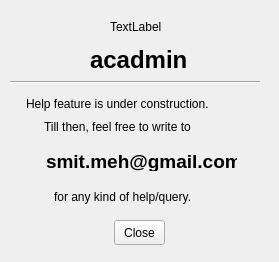
First picture: the form in help.ui, repository smit-mehta/acadmin, before the edit.
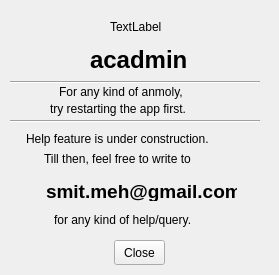
Second picture: the form after the edit.

```diff
--- a/help.ui
+++ b/help.ui
@@ -7,7 +7,7 @@
     <x>0</x>
     <y>0</y>
     <width>279</width>
-    <height>262</height>
+    <height>275</height>
    </rect>
   </property>
   <property name="windowTitle">
@@ -47,7 +47,7 @@
    <property name="geometry">
     <rect>
      <x>26</x>
-     <y>95</y>
+     <y>130</y>
      <width>231</width>
      <height>17</height>
     </rect>
@@ -60,7 +60,7 @@
    <property name="geometry">
     <rect>
      <x>44</x>
-     <y>118</y>
+     <y>150</y>
      <width>271</width>
      <height>17</height>
     </rect>
@@ -73,7 +73,7 @@
    <property name="geometry">
     <rect>
      <x>54</x>
-     <y>187</y>
+     <y>210</y>
      <width>191</width>
      <height>20</height>
     </rect>
@@ -86,7 +86,7 @@
    <property name="geometry">
     <rect>
      <x>46</x>
-     <y>150</y>
+     <y>180</y>
      <width>191</width>
      <height>21</height>
     </rect>
@@ -103,7 +103,7 @@
    <property name="geometry">
     <rect>
      <x>114</x>
-     <y>220</y>
+     <y>240</y>
      <width>51</width>
      <height>25</height>
     </rect>
@@ -125,6 +125,45 @@
     <string>TextLabel</string>
    </property>
   </widget>
+  <widget class="Line" name="line_2">
+   <property name="geometry">
+    <rect>
+     <x>10</x>
+     <y>120</y>
+     <width>250</width>
+     <height>3</height>
+    </rect>
+   </property>
+   <property name="orientation">
+    <enum>Qt::Horizontal</enum>
+   </property>
+  </widget>
+  <widget class="QLabel" name="label_6">
+   <property name="geometry">
+    <rect>
+     <x>59</x>
+     <y>84</y>
+     <width>231</width>
+     <height>16</height>
+    </rect>
+   </property>
+   <property name="text">
+    <string>For any kind of anmoly,</string>
+   </property>
+  </widget>
+  <widget class="QLabel" name="label_7">
+   <property name="geometry">
+    <rect>
+     <x>50</x>
+     <y>101</y>
+     <width>231</width>
+     <height>16</height>
+    </rect>
+   </property>
+   <property name="text">
+    <string>try restarting the app first.</string>
+   </property>
+  </widget>
  </widget>
  <resources/>
  <connections/>
```
